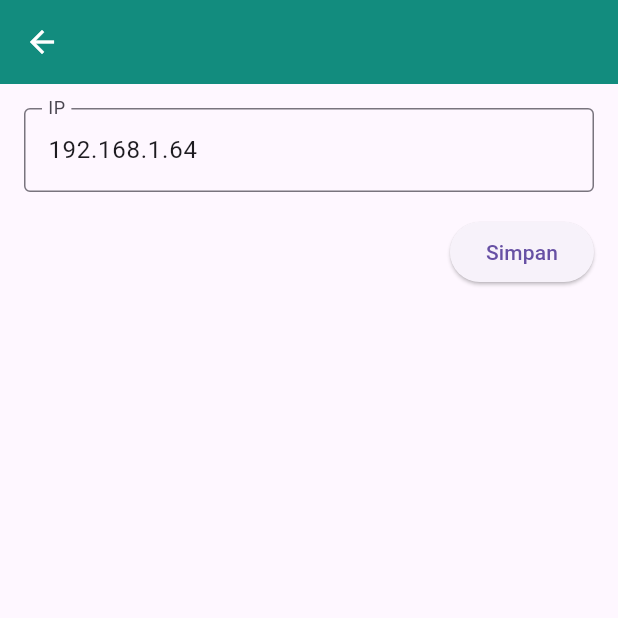
After one commit to RAMDHAN-MQ/stbm-puskesmas-mobile, a Flutter app: the Pengaturan screen opened directly, on a phone screen of 412 x 824 dp, the top half of it. The commit adds this screen. Run offline on Flutter 3.47's test engine with Material 3 defaults, Android fonts, the phone set to English and light mode, and no system bars; our stand-ins replace fl_chart, shared_preferences; accounts and stored records are empty; network calls fail.

Commit message:
fix: config setting

```diff
--- a/lib/config.dart
+++ b/lib/config.dart
@@ -1,4 +1,35 @@
+import 'package:shared_preferences/shared_preferences.dart';
+
 class Config {
-  static const String baseUrl = "http://192.168.1.64:8000";
-  // static const String baseUrl = "http://10.103.127.140:8000";
+
+  static const String _ipKey = 'server_ip';
+
+  // Default IP
+  static const String defaultIp = '192.168.1.64';
+
+  // Ambil base URL
+  static Future<String> get baseUrl async {
+
+    final prefs = await SharedPreferences.getInstance();
+
+    final ip = prefs.getString(_ipKey) ?? defaultIp;
+
+    return "http://$ip:8000";
+  }
+
+  // Simpan IP
+  static Future<void> saveIp(String ip) async {
+
+    final prefs = await SharedPreferences.getInstance();
+
+    await prefs.setString(_ipKey, ip);
+  }
+
+  // Ambil IP saja
+  static Future<String> getIp() async {
+
+    final prefs = await SharedPreferences.getInstance();
+
+    return prefs.getString(_ipKey) ?? defaultIp;
+  }
 }
--- a/lib/pages/beranda.dart
+++ b/lib/pages/beranda.dart
@@ -22,7 +22,7 @@ class _BerandaPageState extends State<BerandaPage> {
   static const Color primaryGreen = Color(0xFF128C7E);
 
   // GANTI SESUAI IP LARAVEL
-  static const String baseUrl = '${Config.baseUrl}';
+  String baseUrl = '';
 
   String nama = '';
   String nip = '';
@@ -43,10 +43,13 @@ class _BerandaPageState extends State<BerandaPage> {
 
   Future<void> _loadUser() async {
     final prefs = await SharedPreferences.getInstance();
+    final url = await Config.baseUrl;
     setState(() {
       nama = prefs.getString('nama') ?? '';
       nip = prefs.getString('nip') ?? '';
       foto = prefs.getString('foto') ?? '';
+
+      baseUrl = url;
     });
   }
 
--- a/lib/pages/isi_beranda/tambah_stbm.dart
+++ b/lib/pages/isi_beranda/tambah_stbm.dart
@@ -27,8 +27,6 @@ class _TambahStbmPageState extends State<TambahStbmPage> {
   int? pegawaiId;
   int? selectedWilayahId;
 
-  final String baseUrl = Config.baseUrl;
-
   // Data pertanyaan
   Map<int, List<Map<String, dynamic>>> pertanyaanPerPilar = {};
   Map<int, Map<int, String>> jawabanPerPertanyaan = {};
@@ -47,11 +45,13 @@ class _TambahStbmPageState extends State<TambahStbmPage> {
     setState(() {
       pegawaiId = prefs.getInt('pegawai_id');
       pegawaiController.text = prefs.getString('nama') ?? '';
+
     });
   }
 
   Future<void> _fetchKk() async {
     try {
+      final baseUrl = await Config.baseUrl;
       final response = await http.get(Uri.parse('$baseUrl/api/kk'));
       if (response.statusCode == 200) {
         final data = List<Map<String, dynamic>>.from(jsonDecode(response.body));
@@ -68,6 +68,7 @@ class _TambahStbmPageState extends State<TambahStbmPage> {
 
   Future<void> _fetchPertanyaan() async {
     try {
+      final baseUrl = await Config.baseUrl;
       final response = await http.get(Uri.parse('$baseUrl/api/pertanyaan'));
       if (response.statusCode == 200) {
         final data = List<Map<String, dynamic>>.from(jsonDecode(response.body));
@@ -121,6 +122,7 @@ class _TambahStbmPageState extends State<TambahStbmPage> {
     });
 
     try {
+      final baseUrl = await Config.baseUrl;
       final response = await http.post(
         Uri.parse('$baseUrl/api/simpanSTBM'),
         headers: {'Content-Type': 'application/json'},
--- a/lib/pages/riwayat/isi_riwayat.dart
+++ b/lib/pages/riwayat/isi_riwayat.dart
@@ -17,8 +17,6 @@ class _RiwayatPageState extends State<RiwayatPage> {
   final TextEditingController wilayahController = TextEditingController();
   final TextEditingController statusController = TextEditingController();
 
-  final String baseUrl = Config.baseUrl;
-
   List<dynamic> get stbmProses =>
       stbmList.where((e) => e['status'] == 'proses').toList();
 
@@ -35,6 +33,7 @@ class _RiwayatPageState extends State<RiwayatPage> {
     try {
       final prefs = await SharedPreferences.getInstance();
       final pegawaiId = prefs.getInt('pegawai_id');
+      final baseUrl = await Config.baseUrl;
       final response = await http.get(Uri.parse('$baseUrl/api/stbm?pegawai_id=$pegawaiId'));
       if (response.statusCode == 200) {
         setState(() {
--- /dev/null
+++ b/lib/pengaturan.dart
@@ -0,0 +1,66 @@
+import 'package:flutter/material.dart';
+import 'package:stbm_mobile/config.dart';
+
+class Pengaturan extends StatefulWidget {
+  const Pengaturan({super.key});
+
+  @override
+  State<Pengaturan> createState() => _PengaturanState();
+}
+
+class _PengaturanState extends State<Pengaturan> {
+  final TextEditingController ipController = TextEditingController();
+
+  @override
+  void initState() {
+    super.initState();
+
+    loadIp();
+  }
+
+  Future<void> loadIp() async {
+    final ip = await Config.getIp();
+
+    ipController.text = ip;
+  }
+
+  Future<void> simpanIp() async {
+    await Config.saveIp(ipController.text);
+
+    ScaffoldMessenger.of(context).showSnackBar(
+      const SnackBar(
+        content: Text("IP berhasil disimpan"),
+      ),
+    );
+  }
+
+  @override
+  Widget build(BuildContext context) {
+    return Scaffold(
+      appBar: AppBar(
+        backgroundColor: const Color(0xFF128C7E),
+        foregroundColor: Colors.white,
+      ),
+      body: Padding(
+        padding: const EdgeInsets.all(16),
+        child: Column(
+          crossAxisAlignment: CrossAxisAlignment.end,
+          children: [
+            TextField(
+              controller: ipController,
+              decoration: const InputDecoration(
+                labelText: "IP",
+                border: OutlineInputBorder(),
+              ),
+            ),
+            const SizedBox(height: 16),
+            ElevatedButton(
+              onPressed: simpanIp,
+              child: const Text("Simpan"),
+            )
+          ],
+        ),
+      ),
+    );
+  }
+}
```
Also changed, not shown: lib/login_page.dart (+15 -1 lines), lib/pages/isi_beranda/isi_beranda.dart (+13 -31 lines), lib/pages/profile/isi_profile.dart (+9 -10 lines), lib/pages/statistik/isi_statistik.dart (+2 -7 lines).
